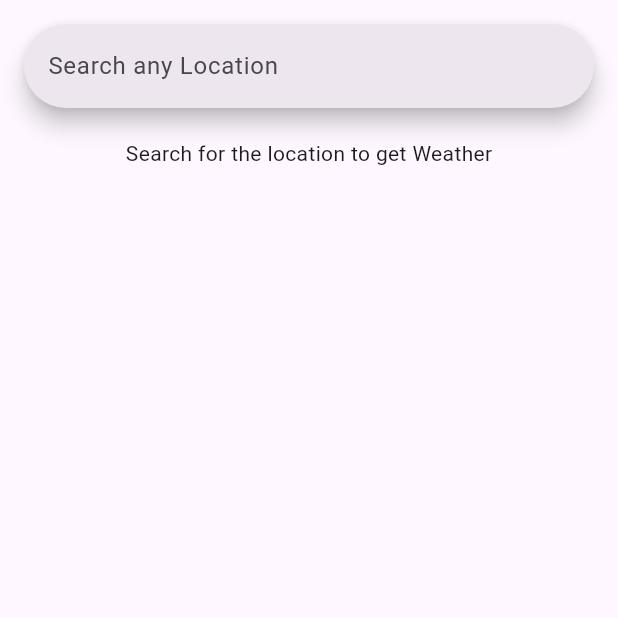
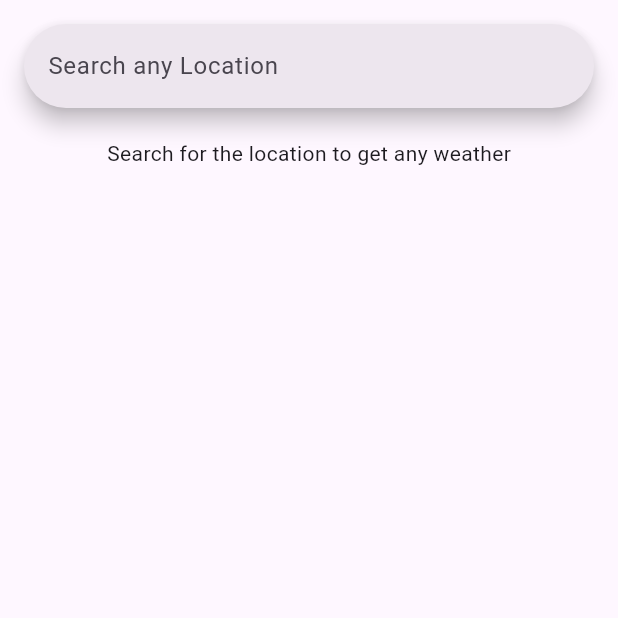
Before and after one commit to fizzzzaaa/weather, a Flutter app: the screen it shows after launch, on a phone screen of 412 x 824 dp, the top half of it. Run offline on Flutter 3.47's test engine with Material 3 defaults, Android fonts, the phone set to English and light mode, and no system bars.

Commit message:
14.25
completed

```diff
--- a/lib/homepage.dart
+++ b/lib/homepage.dart
@@ -14,6 +14,8 @@ class _HomepageState extends State<Homepage> {
 
   ApiResponse? response;
   bool inProgress=false;
+  String message="Search for the location to get any weather";
+
   @override
   Widget build(BuildContext context) {
     return SafeArea(child: Scaffold(
@@ -26,7 +28,8 @@ class _HomepageState extends State<Homepage> {
             if(inProgress)
               CircularProgressIndicator()
 
-            else _buildWeatherWidget(),
+            else Expanded(
+                child: SingleChildScrollView(child: _buildWeatherWidget())),
           ],
         ),
       ),
@@ -43,7 +46,7 @@ class _HomepageState extends State<Homepage> {
 
   Widget _buildWeatherWidget(){
  if(response==null){
-   return Text("Search for the location to get Weather");
+   return Text(message);
  }
  else{
    return Column(
@@ -179,6 +182,10 @@ class _HomepageState extends State<Homepage> {
     try{
       response = await WeatherAPI().getCurrentWeather(location);
     }catch(e){
+      setState(() {
+        message="Failed to get weather";
+        response=null;
+      });
     }finally{
       setState(() {
         inProgress=false;
```
